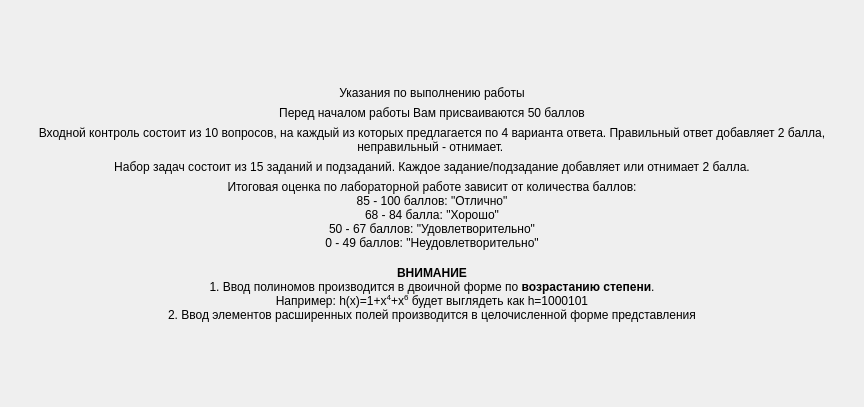
The window that screen/screendescription.ui (bukhmastov/gf) describes before a commit, drawn with Qt 5.
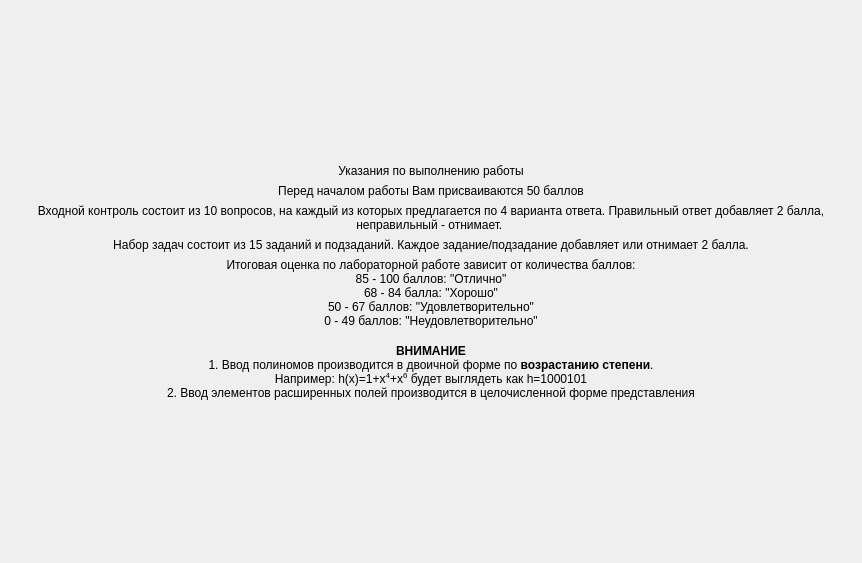
The same window after the commit.

What changed in the file:
```diff
--- a/screen/screendescription.ui
+++ b/screen/screendescription.ui
@@ -6,8 +6,8 @@
    <rect>
     <x>0</x>
     <y>0</y>
-    <width>864</width>
-    <height>407</height>
+    <width>862</width>
+    <height>563</height>
    </rect>
   </property>
   <property name="windowTitle">
```
Left out of the diff: 12 changed lines with no effect on the pictures.
